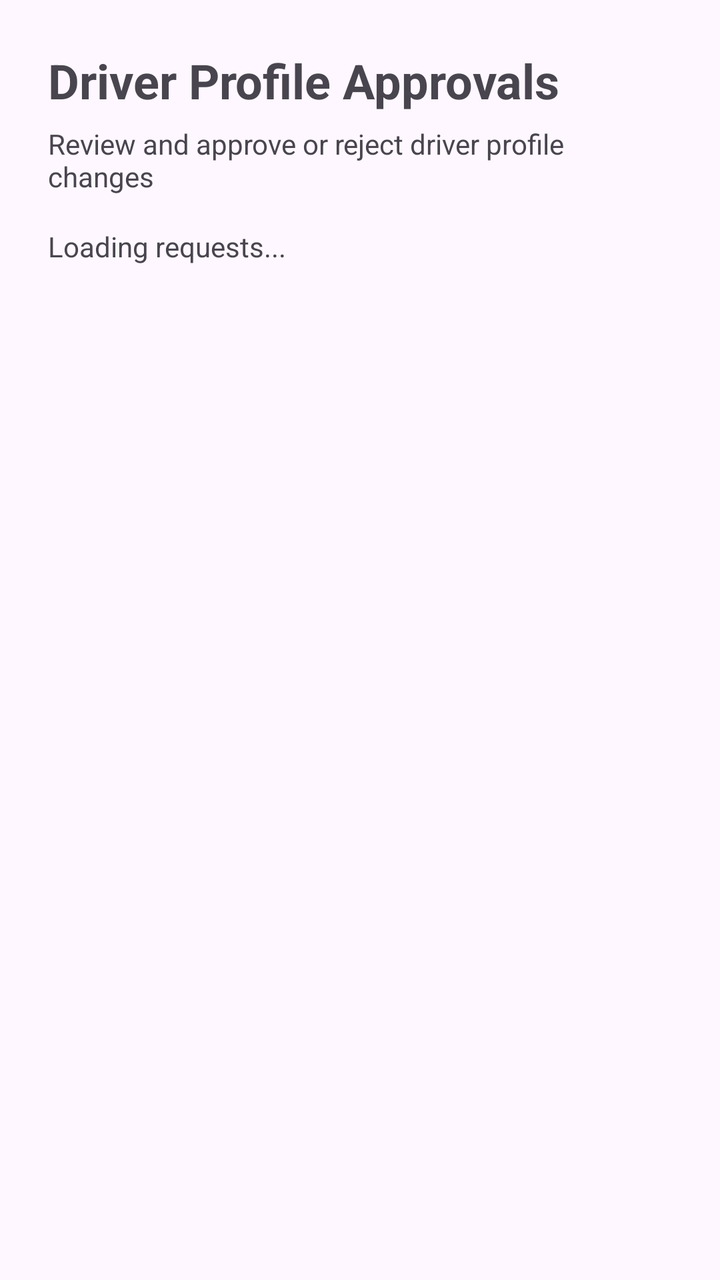
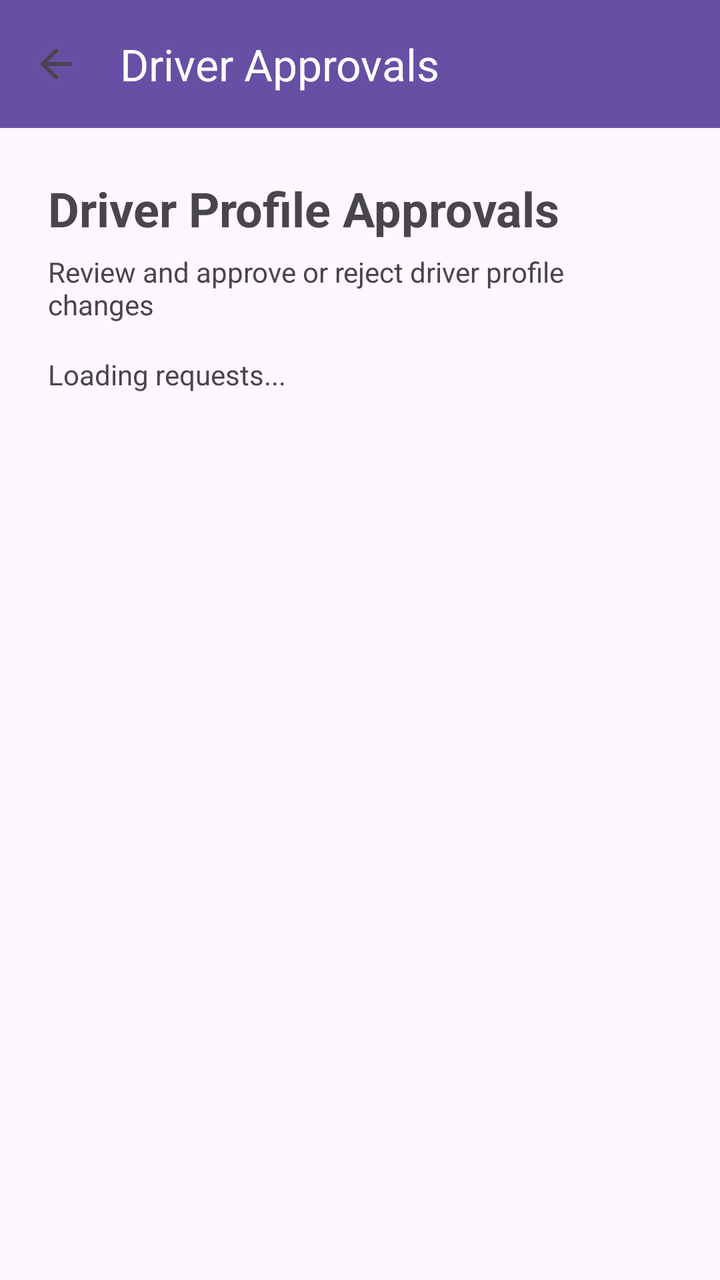

Two renders of the same Android screen: before a commit and after it. Below are the layout's source before the change and the commit's diff.
<!-- AndroidManifest.xml: application theme Theme.Driverr_Mobile -->
<!-- res/layout/activity_admin_approval.xml -->
<?xml version="1.0" encoding="utf-8"?>
<ScrollView xmlns:android="http://schemas.android.com/apk/res/android"
    xmlns:app="http://schemas.android.com/apk/res-auto"
    android:layout_width="match_parent"
    android:layout_height="match_parent"
    android:fillViewport="true">

    <LinearLayout
        android:id="@+id/admin_approval_root"
        android:layout_width="match_parent"
        android:layout_height="match_parent"
        android:orientation="vertical"
        android:padding="24dp">

        <TextView
            android:id="@+id/admin_approval_title"
            android:layout_width="wrap_content"
            android:layout_height="wrap_content"
            android:text="Driver Profile Approvals"
            android:textSize="24sp"
            android:textStyle="bold"
            android:layout_marginBottom="6dp" />

        <TextView
            android:id="@+id/admin_approval_subtitle"
            android:layout_width="wrap_content"
            android:layout_height="wrap_content"
            android:text="Review and approve or reject driver profile changes"
            android:textSize="14sp"
            android:layout_marginBottom="16dp" />

        <TextView
            android:id="@+id/admin_loading_text"
            android:layout_width="wrap_content"
            android:layout_height="wrap_content"
            android:text="Loading requests..."
            android:layout_marginBottom="16dp" />

        <TextView
            android:id="@+id/admin_empty_state"
            android:layout_width="match_parent"
            android:layout_height="wrap_content"
            android:text="No pending profile change requests"
            android:visibility="gone"
            android:padding="12dp"
            android:background="@android:color/darker_gray"
            android:textColor="@android:color/white"
            android:layout_marginBottom="16dp" />

        <LinearLayout
            android:id="@+id/admin_request_container"
            android:layout_width="match_parent"
            android:layout_height="wrap_content"
            android:orientation="vertical" />

    </LinearLayout>
</ScrollView>
<!-- resources referenced by this layout -->
<resources>
  <style name="Theme.Driverr_Mobile" parent="Base.Theme.Driverr_Mobile" />
  <style name="Base.Theme.Driverr_Mobile" parent="Theme.Material3.DayNight.NoActionBar">
          
          
      </style>
</resources>

<!-- the commit's change to res/layout/activity_admin_approval.xml (unified diff, before → after) -->
@@ -1,6 +1,20 @@
 <?xml version="1.0" encoding="utf-8"?>
-<ScrollView xmlns:android="http://schemas.android.com/apk/res/android"
+<LinearLayout xmlns:android="http://schemas.android.com/apk/res/android"
     xmlns:app="http://schemas.android.com/apk/res-auto"
+    android:layout_width="match_parent"
+    android:layout_height="match_parent"
+    android:orientation="vertical">
+
+    <com.google.android.material.appbar.MaterialToolbar
+        android:id="@+id/toolbar"
+        android:layout_width="match_parent"
+        android:layout_height="?attr/actionBarSize"
+        android:background="?attr/colorPrimary"
+        app:title="Driver Approvals"
+        app:titleTextColor="@android:color/white"
+        app:navigationIcon="?attr/homeAsUpIndicator" />
+
+<ScrollView
     android:layout_width="match_parent"
     android:layout_height="match_parent"
     android:fillViewport="true">
@@ -55,3 +69,4 @@
 
     </LinearLayout>
 </ScrollView>
+</LinearLayout>
